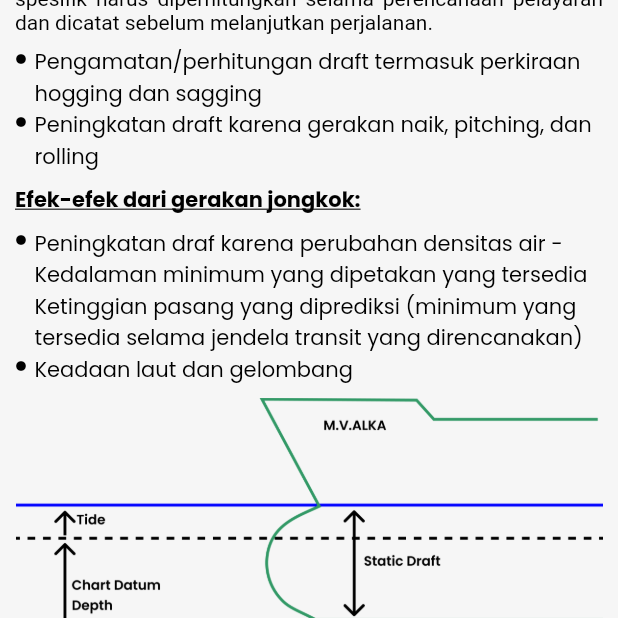
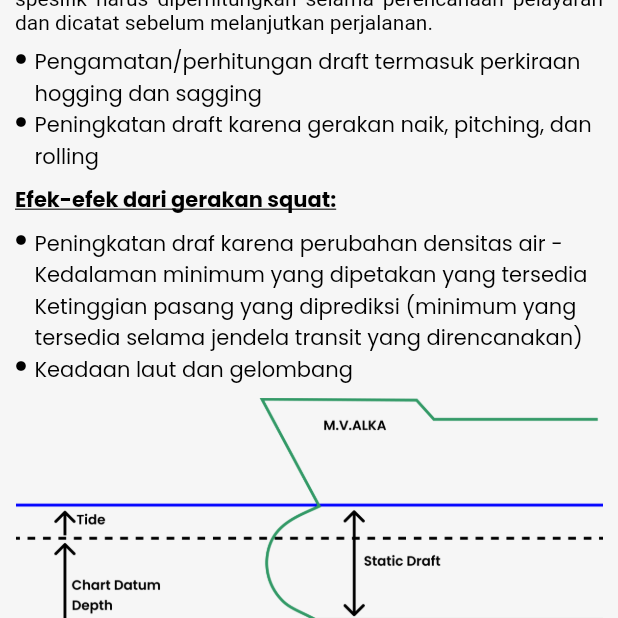
Before and after one commit to taunur/ukc-ship-calculation, a Flutter app: the AboutPage screen opened by its route, on a phone screen of 412 x 824 dp, the part 618-1236 px from its top. Run offline on Flutter 3.47's test engine with Material 2 defaults, Android fonts, the light colour scheme and no system bars; our stand-ins replace google_fonts.

Commit message:
update penulisan

```diff
--- a/lib/lists/squat_interaction.dart
+++ b/lib/lists/squat_interaction.dart
@@ -71,9 +71,9 @@ List<Map<String, dynamic>> squatInteractions = [
   },
   {
     'title': "Faktor-faktor yang Mengatur Squat Kapal",
-    'desc': "Faktor-faktor yang mengatur oleng kapal adalah:",
+    'desc': "Faktor-faktor yang mengatur squat kapal adalah:",
     'items': [
-      "Kecepatan kapal (Faktor Utama). Jongkok berbanding lurus dengan kecepatan kuadrat.",
+      "Kecepatan kapal (Faktor Utama). Squat berbanding lurus dengan kecepatan kuadrat.",
       "Kedalaman air: berbanding terbalik.",
       "Ketinggian alur: berbanding terbalik.",
       "Koefisien Blok (rasio volume kapal yang tercelup yang berkaitan dengan panjang, lebar, dan draft saluran air): berbanding lurus.",
--- a/lib/pages/about_page.dart
+++ b/lib/pages/about_page.dart
@@ -57,7 +57,7 @@ class AboutPage extends StatelessWidget {
               Align(
                 alignment: Alignment.centerLeft,
                 child: Text(
-                  "Efek-efek dari gerakan jongkok:",
+                  "Efek-efek dari gerakan squat:",
                   style: blackTextStyle.copyWith(
                     fontWeight: bold,
                     decoration: TextDecoration.underline,
```
Also changed, not shown: lib/pages/squat_page.dart (+8 -0 lines), lib/pages/ukc_page.dart (+11 -0 lines).
